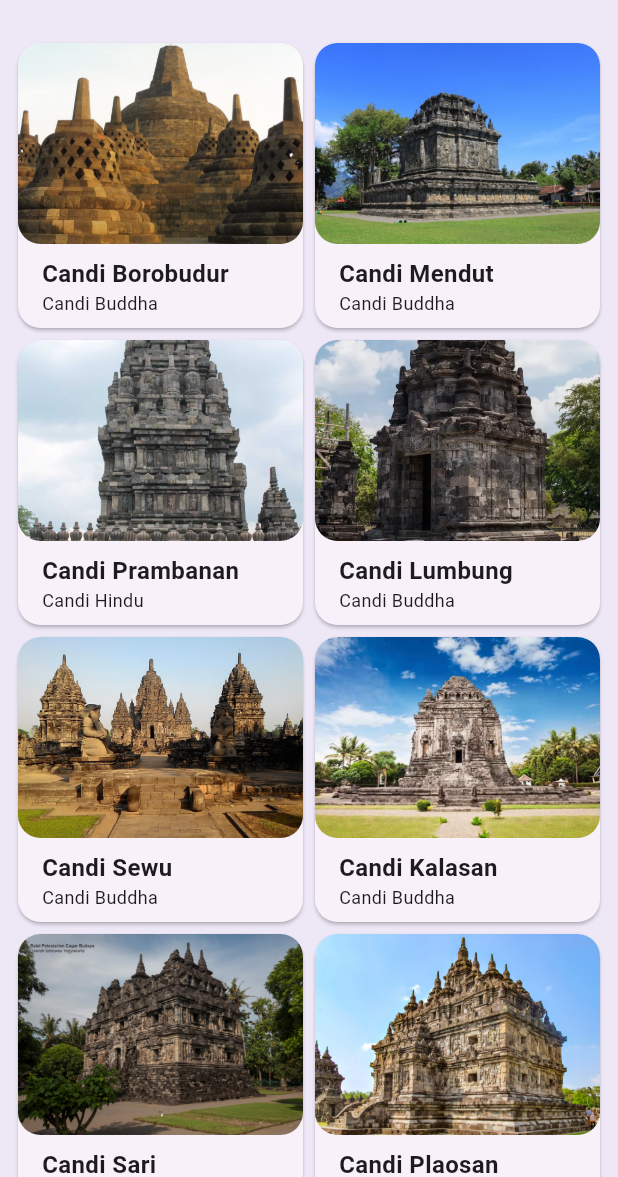
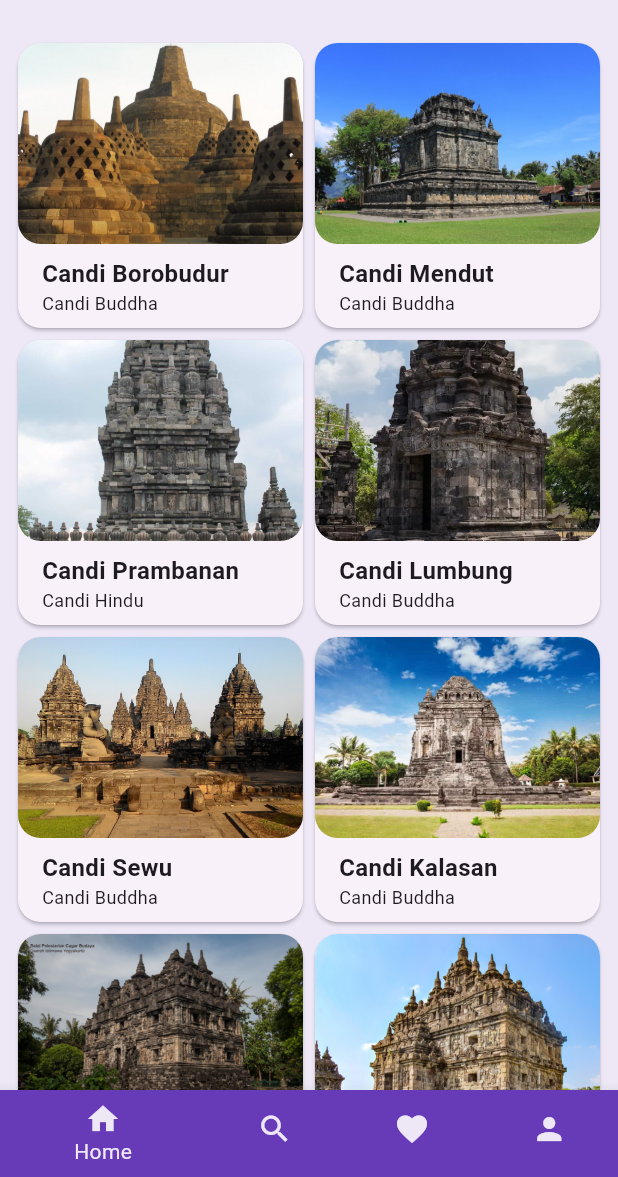
Before and after one commit to rhmdfrds1212/wisata_candi_rahmadfirdaus, a Flutter app: the screen it shows after launch, on a phone screen of 412 x 824 dp, the part 59-1236 px from its top. Run offline on Flutter 3.47's test engine with Material 3 defaults, Android fonts, the phone set to English and light mode, and no system bars; our stand-ins replace cached_network_image; statements that could not run were skipped.

```diff
--- a/lib/main.dart
+++ b/lib/main.dart
@@ -1,4 +1,5 @@
 import 'package:flutter/material.dart';
+import 'package:wisata_candi/screens/favorite_screen.dart';
 import 'package:wisata_candi/screens/search_screen.dart';
 import 'package:wisata_candi/screens/sign_in_screen.dart';
 import 'screens/profile_screen.dart';
@@ -34,11 +35,68 @@ class MyApp extends StatelessWidget {
         ),
         useMaterial3: true,
       ),
-      // home: const ProfileScreen(),
-      // home: DetailScreen(candi: candiList[0]),
-      // home: SignInScreen(),
-      // home: SearchScreen(),
-      home: HomeScreen(),
+      home: MainScreen(),
     );
   }
 }
+
+class MainScreen extends StatefulWidget {
+  const MainScreen ({super.key});
+
+  @override
+  State<MainScreen> createState() => _MainScreenState();
+}
+
+class _MainScreenState extends State<MainScreen> {
+  // TODO: 1. Deklarasikan variabel
+  int _currentIndex = 0;
+
+  final List<Widget> _children = [
+    const HomeScreen(),
+    const SearchScreen(),
+    const FavoriteScreen(),
+    const ProfileScreen(),
+  ];
+
+  @override
+  Widget build(BuildContext context) {
+    return Scaffold(
+      // TODO: 2. Buat property body berupa widget yang ditampilkan
+      body:  _children[_currentIndex],
+      // TODO: 3. Buat property bottomNavigationBar dengan nilai Theme
+      bottomNavigationBar: Theme(
+        // TODO: 4. Buat data dan child dan Theme
+        data: Theme.of(context).copyWith(
+          canvasColor: Colors.deepPurple[50],
+        ),
+        child: BottomNavigationBar(
+          currentIndex: _currentIndex,
+          onTap: _onItemTapped,
+          items: const [
+            BottomNavigationBarItem(
+              icon: Icon(Icons.home),
+              label: 'Home',
+              backgroundColor: Colors.deepPurple,
+            ),
+            BottomNavigationBarItem(
+              icon: Icon(Icons.search),
+              label: 'Search',
+              backgroundColor: Colors.deepPurple,
+            ),
+            BottomNavigationBarItem(
+              icon: Icon(Icons.favorite),
+              label: 'Favorite',
+              backgroundColor: Colors.deepPurple,
+            ),
+            BottomNavigationBarItem(
+              icon: Icon(Icons.person),
+              label: 'Profile',
+              backgroundColor: Colors.deepPurple,
+            ),
+          ],
+
+        ),
+      ),
+    );
+  }
+}
--- /dev/null
+++ b/lib/screens/favorite_screen.dart
@@ -0,0 +1,16 @@
+import 'package:flutter/material.dart';
+
+class FavoriteScreen extends StatefulWidget {
+  const FavoriteScreen({super.key});
+
+  @override
+  State<FavoriteScreen> createState() => _FavoriteScreenState();
+}
+
+class _FavoriteScreenState extends State<FavoriteScreen> {
+  @override
+  Widget build(BuildContext context) {
+    return const Placeholder(
+    );
+  }
+}
```
